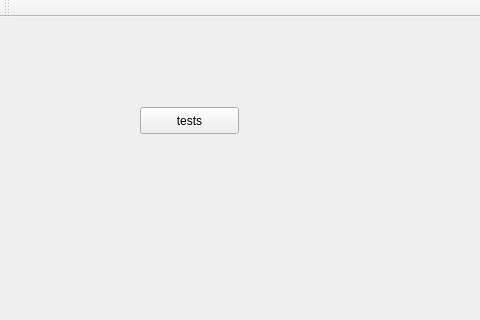
Above: d2/mainwindow.ui from haiof09/3004 before the change; both pictures show x 0 to 480 and y 0 to 320 of the 956 by 659 pixel window. Below: the same form after it.
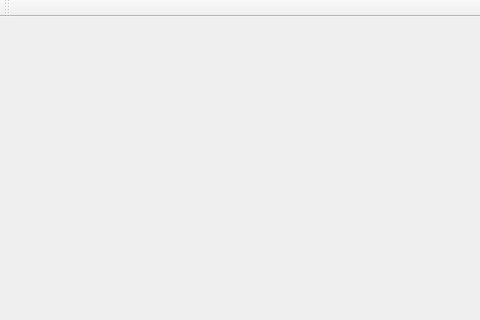
That is the form after the change.

What changed in the file:
```diff
--- a/d2/mainwindow.ui
+++ b/d2/mainwindow.ui
@@ -13,21 +13,7 @@
   <property name="windowTitle">
    <string>MainWindow</string>
   </property>
-  <widget class="QWidget" name="centralWidget">
-   <widget class="QPushButton" name="pushButton">
-    <property name="geometry">
-     <rect>
-      <x>140</x>
-      <y>90</y>
-      <width>99</width>
-      <height>27</height>
-     </rect>
-    </property>
-    <property name="text">
-     <string>tests</string>
-    </property>
-   </widget>
-  </widget>
+  <widget class="QWidget" name="centralWidget"/>
   <widget class="QMenuBar" name="menuBar">
    <property name="geometry">
     <rect>
```
